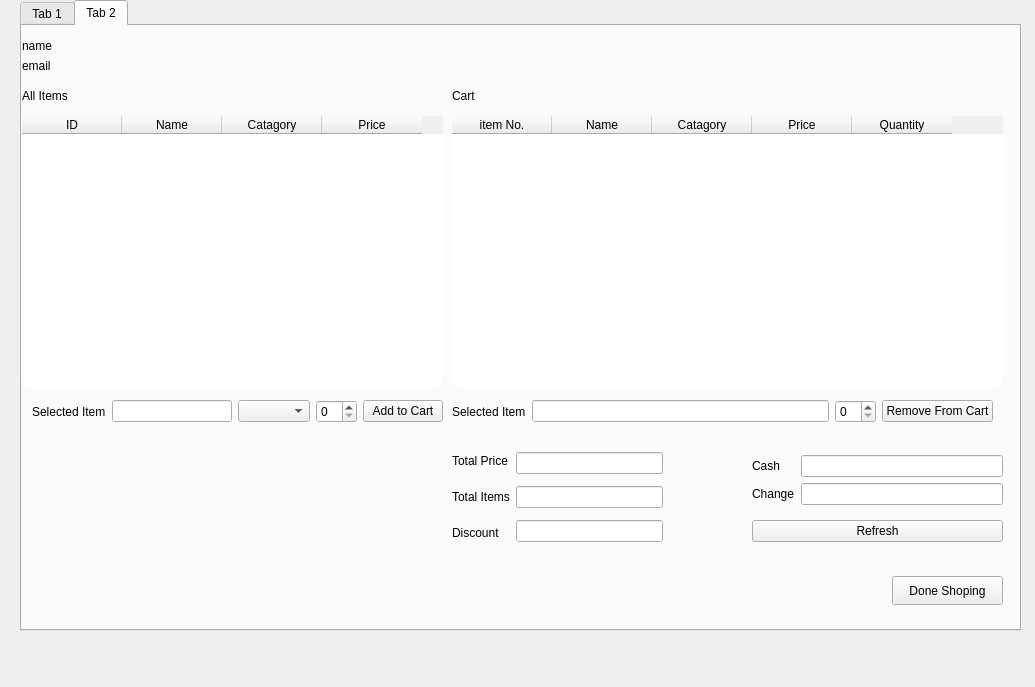
Before: the Qt Designer form InventorySysytem-GUI/adminmenu.ui in umerghafoor/Open-Inventory, drawn with Qt 5.
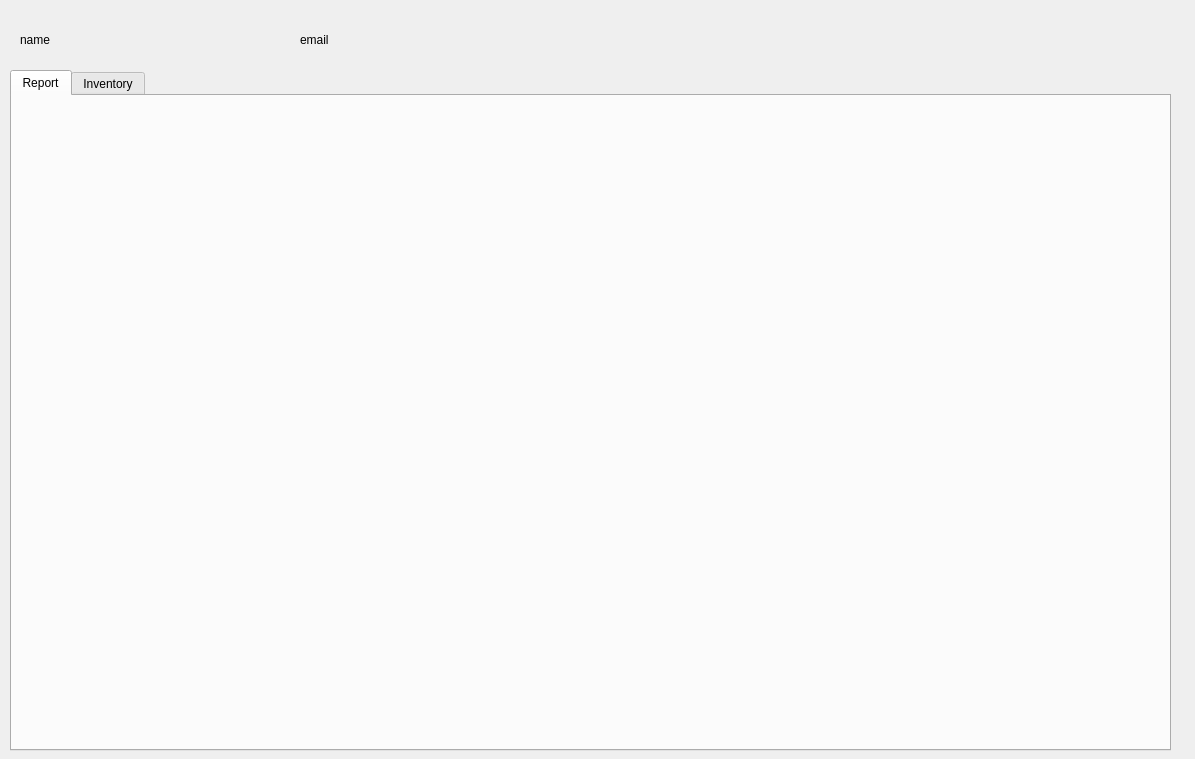
After: the same form once the commit is applied. Icons and pictures are not drawn.

Commit message: Admin Inventory

```diff
--- a/InventorySysytem-GUI/adminmenu.ui
+++ b/InventorySysytem-GUI/adminmenu.ui
@@ -6,8 +6,8 @@
    <rect>
     <x>0</x>
     <y>0</y>
-    <width>1035</width>
-    <height>687</height>
+    <width>1195</width>
+    <height>759</height>
    </rect>
   </property>
   <property name="windowTitle">
@@ -17,74 +17,27 @@
    <widget class="QTabWidget" name="tabWidget">
     <property name="geometry">
      <rect>
-      <x>20</x>
-      <y>0</y>
-      <width>1001</width>
-      <height>631</height>
+      <x>10</x>
+      <y>70</y>
+      <width>1161</width>
+      <height>681</height>
      </rect>
     </property>
     <property name="currentIndex">
-     <number>1</number>
+     <number>0</number>
     </property>
-    <widget class="QWidget" name="tab">
+    <property name="movable">
+     <bool>false</bool>
+    </property>
+    <widget class="QWidget" name="report">
      <attribute name="title">
-      <string>Tab 1</string>
+      <string>Report</string>
      </attribute>
-     <widget class="QLabel" name="nameLabel">
-      <property name="geometry">
-       <rect>
-        <x>0</x>
-        <y>10</y>
-        <width>151</width>
-        <height>20</height>
-       </rect>
-      </property>
-      <property name="styleSheet">
-       <string notr="true">QLabel 
-{
-	 text-align: right;
- 	color:black;
-}</string>
-      </property>
-      <property name="text">
-       <string>name</string>
-      </property>
-     </widget>
-     <widget class="QWidget" name="layoutWidget">
-      <property name="geometry">
-       <rect>
-        <x>10</x>
-        <y>370</y>
-        <width>411</width>
-        <height>31</height>
-       </rect>
-      </property>
-      <layout class="QHBoxLayout" name="horizontalLayout">
-       <item>
-        <widget class="QLabel" name="label">
-         <property name="text">
-          <string>Selected Item</string>
-         </property>
-        </widget>
-       </item>
-       <item>
-        <widget class="QLineEdit" name="selectedItem"/>
-       </item>
-       <item>
-        <widget class="QComboBox" name="itemCatagory"/>
-       </item>
-       <item>
-        <widget class="QSpinBox" name="itemQuantity"/>
-       </item>
-       <item>
-        <widget class="QPushButton" name="addToCart">
-         <property name="text">
-          <string>Add to Cart</string>
-         </property>
-        </widget>
-       </item>
-      </layout>
-     </widget>
+    </widget>
+    <widget class="QWidget" name="inventoryTab">
+     <attribute name="title">
+      <string>Inventory</string>
+     </attribute>
      <widget class="QLabel" name="label_2">
       <property name="geometry">
        <rect>
@@ -394,13 +347,13 @@
        </property>
       </column>
      </widget>
-     <widget class="QLabel" name="emailLabel">
+     <widget class="QPushButton" name="sendToVendor">
       <property name="geometry">
        <rect>
-        <x>0</x>
-        <y>30</y>
+        <x>950</x>
+        <y>590</y>
         <width>151</width>
-        <height>20</height>
+        <height>29</height>
        </rect>
       </property>
       <property name="text">
@@ -480,460 +433,39 @@
       </property>
      </widget>
     </widget>
-    <widget class="QWidget" name="tab_2">
-     <attribute name="title">
-      <string>Tab 2</string>
-     </attribute>
-     <widget class="QLabel" name="nameLabel_2">
-      <property name="geometry">
-       <rect>
-        <x>0</x>
-        <y>10</y>
-        <width>151</width>
-        <height>20</height>
-       </rect>
-      </property>
-      <property name="styleSheet">
-       <string notr="true">QLabel 
+   </widget>
+   <widget class="QLabel" name="emailLabel">
+    <property name="geometry">
+     <rect>
+      <x>300</x>
+      <y>30</y>
+      <width>151</width>
+      <height>20</height>
+     </rect>
+    </property>
+    <property name="text">
+     <string>email</string>
+    </property>
+   </widget>
+   <widget class="QLabel" name="nameLabel">
+    <property name="geometry">
+     <rect>
+      <x>20</x>
+      <y>30</y>
+      <width>151</width>
+      <height>20</height>
+     </rect>
+    </property>
+    <property name="styleSheet">
+     <string notr="true">QLabel 
 {
 	 text-align: right;
  	color:black;
 }</string>
-      </property>
-      <property name="text">
-       <string>name</string>
-      </property>
-     </widget>
-     <widget class="QWidget" name="layoutWidget_5">
-      <property name="geometry">
-       <rect>
-        <x>10</x>
-        <y>370</y>
-        <width>411</width>
-        <height>31</height>
-       </rect>
-      </property>
-      <layout class="QHBoxLayout" name="horizontalLayout_5">
-       <item>
-        <widget class="QLabel" name="label_9">
-         <property name="text">
-          <string>Selected Item</string>
-         </property>
-        </widget>
-       </item>
-       <item>
-        <widget class="QLineEdit" name="selectedItem_2"/>
-       </item>
-       <item>
-        <widget class="QComboBox" name="itemCatagory_2"/>
-       </item>
-       <item>
-        <widget class="QSpinBox" name="itemQuantity_3"/>
-       </item>
-       <item>
-        <widget class="QPushButton" name="addToCart_2">
-         <property name="text">
-          <string>Add to Cart</string>
-         </property>
-        </widget>
-       </item>
-      </layout>
-     </widget>
-     <widget class="QLabel" name="label_11">
-      <property name="geometry">
-       <rect>
-        <x>0</x>
-        <y>60</y>
-        <width>63</width>
-        <height>20</height>
-       </rect>
-      </property>
-      <property name="text">
-       <string>All Items</string>
-      </property>
-     </widget>
-     <widget class="QWidget" name="layoutWidget_6">
-      <property name="geometry">
-       <rect>
-        <x>430</x>
-        <y>420</y>
-        <width>211</width>
-        <height>102</height>
-       </rect>
-      </property>
-      <layout class="QHBoxLayout" name="horizontalLayout_6">
-       <item>
-        <layout class="QVBoxLayout" name="verticalLayout_6">
-         <item>
-          <widget class="QLabel" name="label_12">
-           <property name="text">
-            <string>Total Price</string>
-           </property>
-          </widget>
-         </item>
-         <item>
-          <widget class="QLabel" name="label_13">
-           <property name="text">
-            <string>Total Items</string>
-           </property>
-          </widget>
-         </item>
-         <item>
-          <widget class="QLabel" name="label_14">
-           <property name="text">
-            <string>Discount</string>
-           </property>
-          </widget>
-         </item>
-        </layout>
-       </item>
-       <item>
-        <layout class="QVBoxLayout" name="verticalLayout_7">
-         <item>
-          <widget class="QLineEdit" name="totalPrice_2">
-           <property name="readOnly">
-            <bool>true</bool>
-           </property>
-          </widget>
-         </item>
-         <item>
-          <widget class="QLineEdit" name="totalItems_2">
-           <property name="readOnly">
-            <bool>true</bool>
-           </property>
-          </widget>
-         </item>
-         <item>
-          <widget class="QLineEdit" name="discount_2">
-           <property name="readOnly">
-            <bool>true</bool>
-           </property>
-          </widget>
-         </item>
-        </layout>
-       </item>
-      </layout>
-     </widget>
-     <widget class="QWidget" name="layoutWidget_7">
-      <property name="geometry">
-       <rect>
-        <x>430</x>
-        <y>370</y>
-        <width>541</width>
-        <height>31</height>
-       </rect>
-      </property>
-      <layout class="QHBoxLayout" name="horizontalLayout_7">
-       <item>
-        <widget class="QLabel" name="label_15">
-         <property name="text">
-          <string>Selected Item</string>
-         </property>
-        </widget>
-       </item>
-       <item>
-        <widget class="QLineEdit" name="selectedItem_Cart_2"/>
-       </item>
-       <item>
-        <widget class="QSpinBox" name="itemQuantity_4"/>
-       </item>
-       <item>
-        <widget class="QPushButton" name="removeFromCart_2">
-         <property name="text">
-          <string>Remove From Cart</string>
-         </property>
-        </widget>
-       </item>
-      </layout>
-     </widget>
-     <widget class="QTableWidget" name="itemCart_2">
-      <property name="geometry">
-       <rect>
-        <x>430</x>
-        <y>90</y>
-        <width>551</width>
-        <height>271</height>
-       </rect>
-      </property>
-      <property name="styleSheet">
-       <string notr="true">QTableWidget
- {
-    background-color: white;
-    border-radius: 10px;
-}
-
-QTableView 
-{
-    border: none;
-}
-
-
-QScrollBar:vertical {
-    background-color: #FFFFFF;
-    border-radius: 10px;
-	margin-right: 5px;
-}
-
-QScrollBar::handle:vertical {
-    background-color: #4DA6FF;
-    border-radius: 10px;
-}
-
-QScrollBar::add-line:vertical,
-QScrollBar::sub-line:vertical {
-    height: 0px;
-}
-
-QTableWidget::item:selected {
-    background-color: #4DA6FF;
-    color: white;
-}
-
-QTableWidget::item:selected:focus {
-    outline: none;
-}
-
-QTableWidget::item:selected:active {
-    border-top-left-radius: 5px;
-    border-bottom-left-radius: 5px;
-    border-top-right-radius: 5px;
-    border-bottom-right-radius: 5px;
-}
-
-QTableWidget::item:selected:first {
-    border-top-left-radius: 5px;
-    border-bottom-left-radius: 5px;
-}
-
-QTableWidget::item:selected:last {
-    border-top-right-radius: 5px;
-    border-bottom-right-radius: 5px;
-}
-</string>
-      </property>
-      <property name="showGrid">
-       <bool>false</bool>
-      </property>
-      <column>
-       <property name="text">
-        <string>item No.</string>
-       </property>
-      </column>
-      <column>
-       <property name="text">
-        <string>Name</string>
-       </property>
-      </column>
-      <column>
-       <property name="text">
-        <string>Catagory</string>
-       </property>
-      </column>
-      <column>
-       <property name="text">
-        <string>Price</string>
-       </property>
-      </column>
-      <column>
-       <property name="text">
-        <string>Quantity</string>
-       </property>
-      </column>
-     </widget>
-     <widget class="QLabel" name="label_16">
-      <property name="geometry">
-       <rect>
-        <x>430</x>
-        <y>60</y>
-        <width>63</width>
-        <height>20</height>
-       </rect>
-      </property>
-      <property name="text">
-       <string>Cart</string>
-      </property>
-     </widget>
-     <widget class="QTableWidget" name="allItems_2">
-      <property name="enabled">
-       <bool>true</bool>
-      </property>
-      <property name="geometry">
-       <rect>
-        <x>0</x>
-        <y>90</y>
-        <width>421</width>
-        <height>271</height>
-       </rect>
-      </property>
-      <property name="styleSheet">
-       <string notr="true">QTableWidget
- {
-    background-color: white;
-    border-radius: 10px;
-}
-
-QTableView 
-{
-    border: none;
-}
-
-
-QScrollBar:vertical {
-    background-color: #FFFFFF;
-    border-radius: 10px;
-	margin-right: 5px;
-}
-
-QScrollBar::handle:vertical {
-    background-color: #4DA6FF;
-    border-radius: 10px;
-}
-
-QScrollBar::add-line:vertical,
-QScrollBar::sub-line:vertical {
-    height: 0px;
-}
-
-QTableWidget::item:selected {
-    background-color: #4DA6FF;
-    color: white;
-}
-
-QTableWidget::item:selected:focus {
-    outline: none;
-}
-
-QTableWidget::item:selected:active {
-    border-top-left-radius: 5px;
-    border-bottom-left-radius: 5px;
-    border-top-right-radius: 5px;
-    border-bottom-right-radius: 5px;
-}
-
-QTableWidget::item:selected:first {
-    border-top-left-radius: 5px;
-    border-bottom-left-radius: 5px;
-}
-
-QTableWidget::item:selected:last {
-    border-top-right-radius: 5px;
-    border-bottom-right-radius: 5px;
-}
-</string>
-      </property>
-      <property name="showGrid">
-       <bool>false</bool>
-      </property>
-      <property name="gridStyle">
-       <enum>Qt::DashLine</enum>
-      </property>
-      <column>
-       <property name="text">
-        <string>ID</string>
-       </property>
-      </column>
-      <column>
-       <property name="text">
-        <string>Name</string>
-       </property>
-      </column>
-      <column>
-       <property name="text">
-        <string>Catagory</string>
-       </property>
-      </column>
-      <column>
-       <property name="text">
-        <string>Price</string>
-       </property>
-      </column>
-     </widget>
-     <widget class="QLabel" name="emailLabel_2">
-      <property name="geometry">
-       <rect>
-        <x>0</x>
-        <y>30</y>
-        <width>151</width>
-        <height>20</height>
-       </rect>
-      </property>
-      <property name="text">
-       <string>email</string>
-      </property>
-     </widget>
-     <widget class="QWidget" name="layoutWidget_8">
-      <property name="geometry">
-       <rect>
-        <x>730</x>
-        <y>420</y>
-        <width>251</width>
-        <height>105</height>
-       </rect>
-      </property>
-      <layout class="QVBoxLayout" name="verticalLayout_8">
-       <item>
-        <layout class="QHBoxLayout" name="horizontalLayout_8">
-         <item>
-          <layout class="QVBoxLayout" name="verticalLayout_9">
-           <item>
-            <widget class="QLabel" name="label_17">
-             <property name="text">
-              <string>Cash</string>
-             </property>
-            </widget>
-           </item>
-           <item>
-            <widget class="QLabel" name="label_18">
-             <property name="text">
-              <string>Change</string>
-             </property>
-            </widget>
-           </item>
-          </layout>
-         </item>
-         <item>
-          <layout class="QVBoxLayout" name="verticalLayout_10">
-           <item>
-            <widget class="QLineEdit" name="cash_2">
-             <property name="readOnly">
-              <bool>false</bool>
-             </property>
-            </widget>
-           </item>
-           <item>
-            <widget class="QLineEdit" name="change_2">
-             <property name="readOnly">
-              <bool>true</bool>
-             </property>
-            </widget>
-           </item>
-          </layout>
-         </item>
-        </layout>
-       </item>
-       <item>
-        <widget class="QPushButton" name="pushButton_2">
-         <property name="text">
-          <string>Refresh</string>
-         </property>
-        </widget>
-       </item>
-      </layout>
-     </widget>
-     <widget class="QPushButton" name="doneShoping_2">
-      <property name="geometry">
-       <rect>
-        <x>870</x>
-        <y>550</y>
-        <width>111</width>
-        <height>29</height>
-       </rect>
-      </property>
-      <property name="text">
-       <string>Done Shoping</string>
-      </property>
-     </widget>
-    </widget>
+    </property>
+    <property name="text">
+     <string>name</string>
+    </property>
    </widget>
   </widget>
  </widget>
```
Left out of the diff: 563 changed lines with no effect on the pictures. The commit also changes 18 other files.
